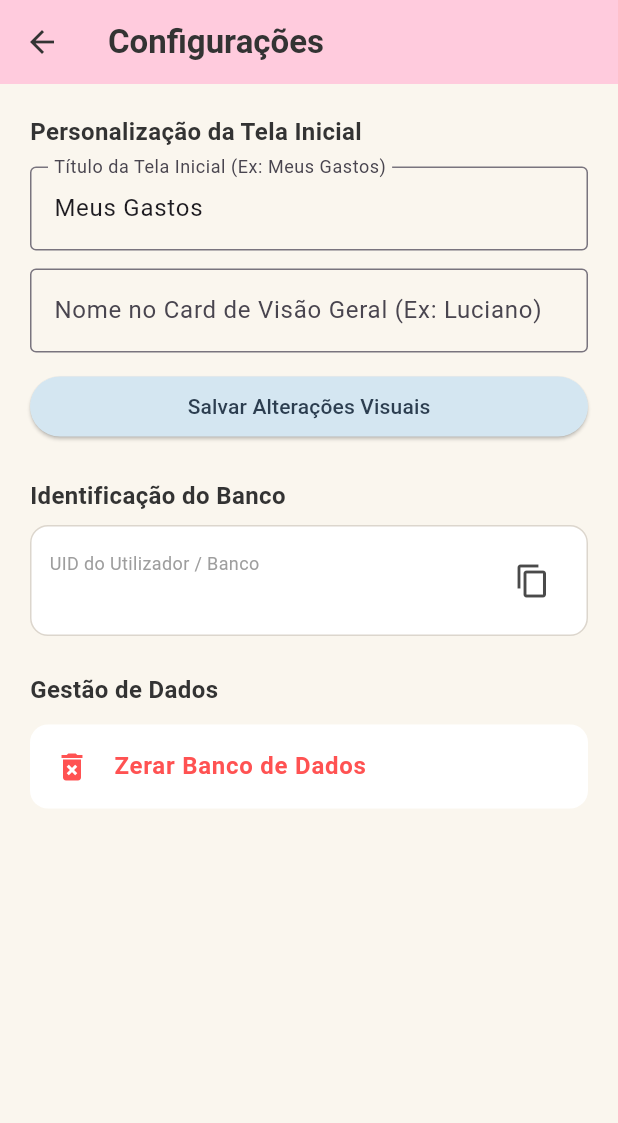
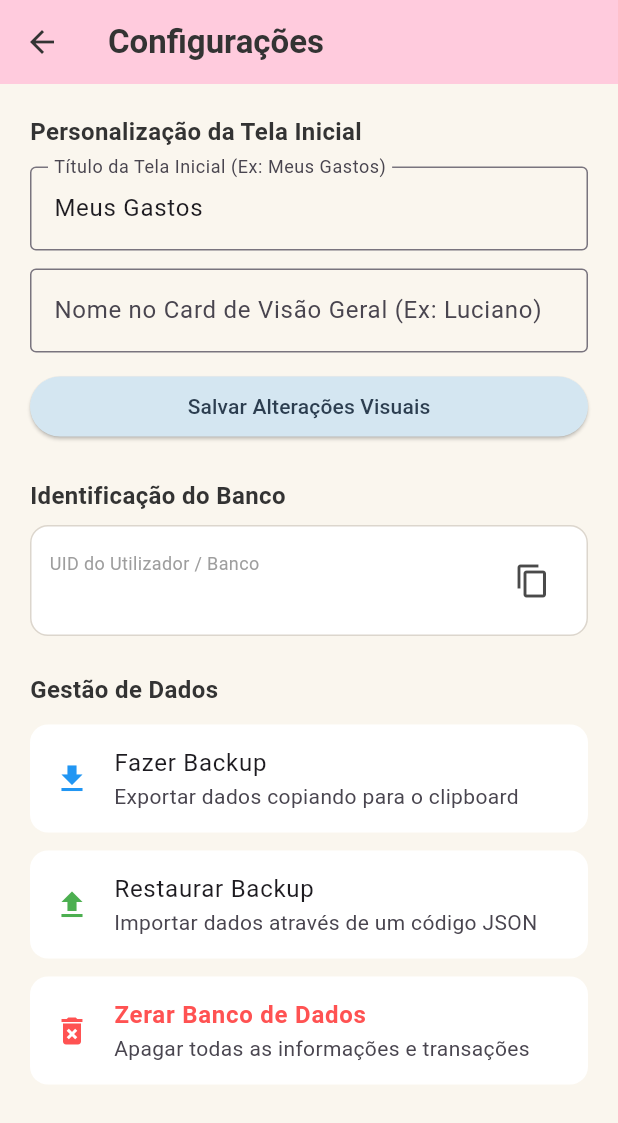
Before and after one commit to lucffernands07/gasto_familiar, a Flutter app: the screen it shows once a user with an empty profile is signed in, in the side drawer, after a tap on "Configurações", on a phone screen of 412 x 824 dp. Shown: the top 1123 px of the screen. Run offline on Flutter 3.47's test engine with Material 3 defaults, Android fonts, the phone set to English and light mode, and no system bars; our stand-ins replace cloud_firestore, firebase_auth, firebase_core, google_sign_in, shared_preferences; accounts and stored records are empty.

Commit message:
Implement backup and restore functionality in settings
Added options to backup and restore data via JSON and clipboard.

```diff
--- a/lib/screens/settings_screen.dart
+++ b/lib/screens/settings_screen.dart
@@ -114,11 +114,73 @@ class _SettingsScreenState extends State<SettingsScreen> {
                 ListTile(
                   tileColor: Colors.white,
                   shape: RoundedRectangleBorder(borderRadius: BorderRadius.circular(12)),
+                  leading: const Icon(Icons.download, color: Colors.blue),
+                  title: const Text('Fazer Backup'),
+                  subtitle: const Text('Exportar dados copiando para o clipboard'),
+                  onTap: () async {
+                    setState(() => _isLoading = true);
+                    try {
+                      final jsonString = await FamilyService().fazerBackup();
+                      await Clipboard.setData(ClipboardData(text: jsonString));
+                      _mostrarMensagem('Backup copiado para a área de transferência!');
+                    } catch (e) {
+                      _mostrarMensagem('Erro ao gerar backup: $e');
+                    } finally {
+                      setState(() => _isLoading = false);
+                    }
+                  },
+                ),
+                const SizedBox(height: 12),
+                ListTile(
+                  tileColor: Colors.white,
+                  shape: RoundedRectangleBorder(borderRadius: BorderRadius.circular(12)),
+                  leading: const Icon(Icons.upload, color: Colors.green),
+                  title: const Text('Restaurar Backup'),
+                  subtitle: const Text('Importar dados através de um código JSON'),
+                  onTap: () {
+                    final controller = TextEditingController();
+                    showDialog(
+                      context: context,
+                      builder: (context) => AlertDialog(
+                        title: const Text('Restaurar Backup'),
+                        content: TextField(
+                          controller: controller,
+                          maxLines: 5,
+                          decoration: const InputDecoration(hintText: 'Cole o JSON aqui...'),
+                        ),
+                        actions: [
+                          TextButton(onPressed: () => Navigator.pop(context), child: const Text('Cancelar')),
+                          ElevatedButton(
+                            onPressed: () async {
+                              final text = controller.text.trim();
+                              if (text.isNotEmpty) {
+                                Navigator.pop(context);
+                                setState(() => _isLoading = true);
+                                try {
+                                  await FamilyService().restaurarBackup(text);
+                                  _mostrarMensagem('Restaurado com sucesso!');
+                                } catch (e) {
+                                  _mostrarMensagem('Erro ao restaurar: $e');
+                                } finally {
+                                  setState(() => _isLoading = false);
+                                }
+                              }
+                            },
+                            child: const Text('Restaurar'),
+                          ),
+                        ],
+                      ),
+                    );
+                  },
+                ),
+                const SizedBox(height: 12),
+                ListTile(
+                  tileColor: Colors.white,
+                  shape: RoundedRectangleBorder(borderRadius: BorderRadius.circular(12)),
                   leading: const Icon(Icons.delete_forever, color: Colors.redAccent),
                   title: const Text('Zerar Banco de Dados', style: TextStyle(color: Colors.redAccent, fontWeight: FontWeight.bold)),
-                  onPressed: () {},
+                  subtitle: const Text('Apagar todas as informações e transações'),
                   onTap: () async {
-                    // Confirmação para zerar
                     showDialog(
                       context: context,
                       builder: (context) => AlertDialog(
```
